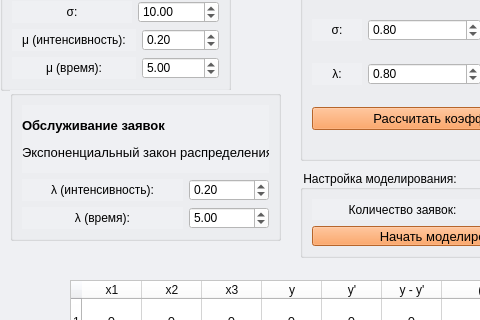
Qt form 1/design/MainWindow.ui (Ermako27/experiment-planing) before a commit; both pictures show x 0 to 480 and y 90 to 410 of the 1375 by 804 pixel window.
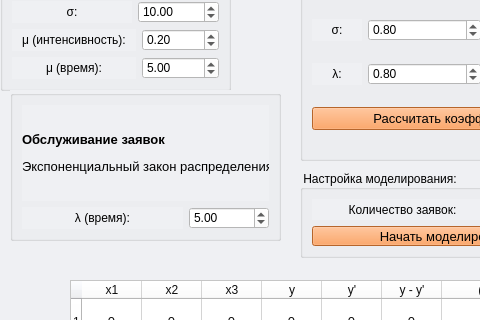
The same form after that commit.

Commit message: remove lambda int

```diff
--- a/1/design/MainWindow.ui
+++ b/1/design/MainWindow.ui
@@ -198,7 +198,7 @@
       </widget>
      </item>
      <item>
-      <layout class="QHBoxLayout" name="hLayoutSrcReqLambdaInt" stretch="2,1">
+      <!-- <layout class="QHBoxLayout" name="hLayoutSrcReqLambdaInt" stretch="2,1">
        <item>
         <widget class="QLabel" name="labelSrcReqLambdaInt">
          <property name="text">
@@ -225,7 +225,7 @@
          </property>
         </widget>
        </item>
-      </layout>
+      </layout> -->
      </item>
      <item>
       <layout class="QHBoxLayout" name="hLayoutSrcReqLambdaTime" stretch="2,1">
```
The commit also changes 2 other files.
